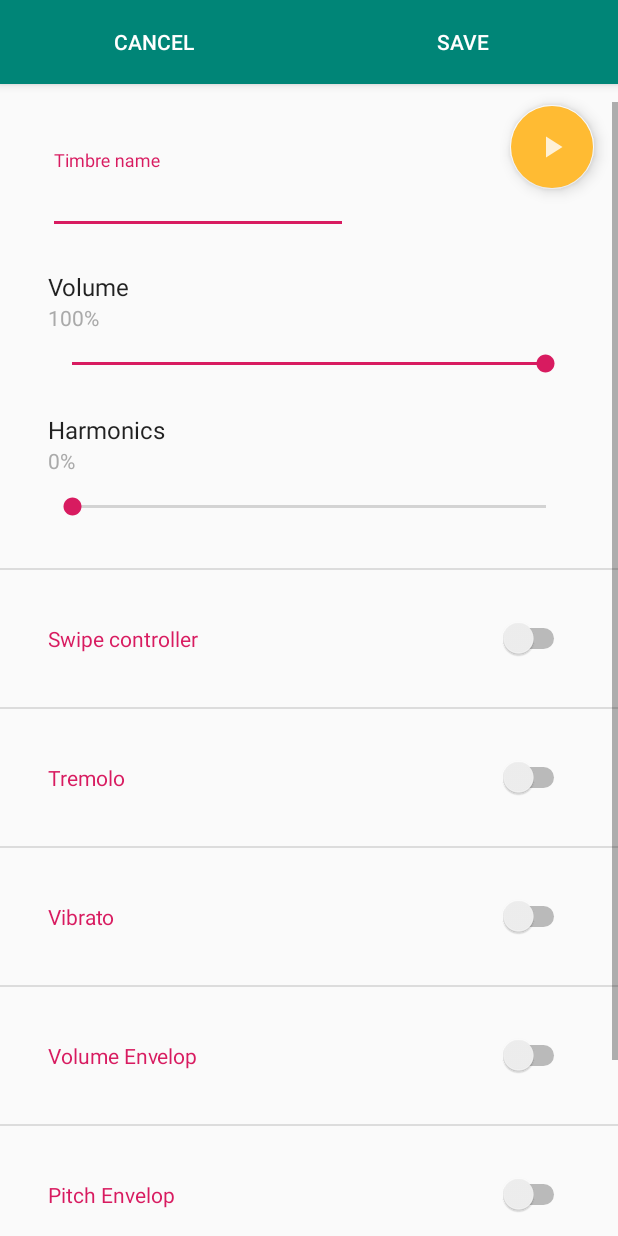
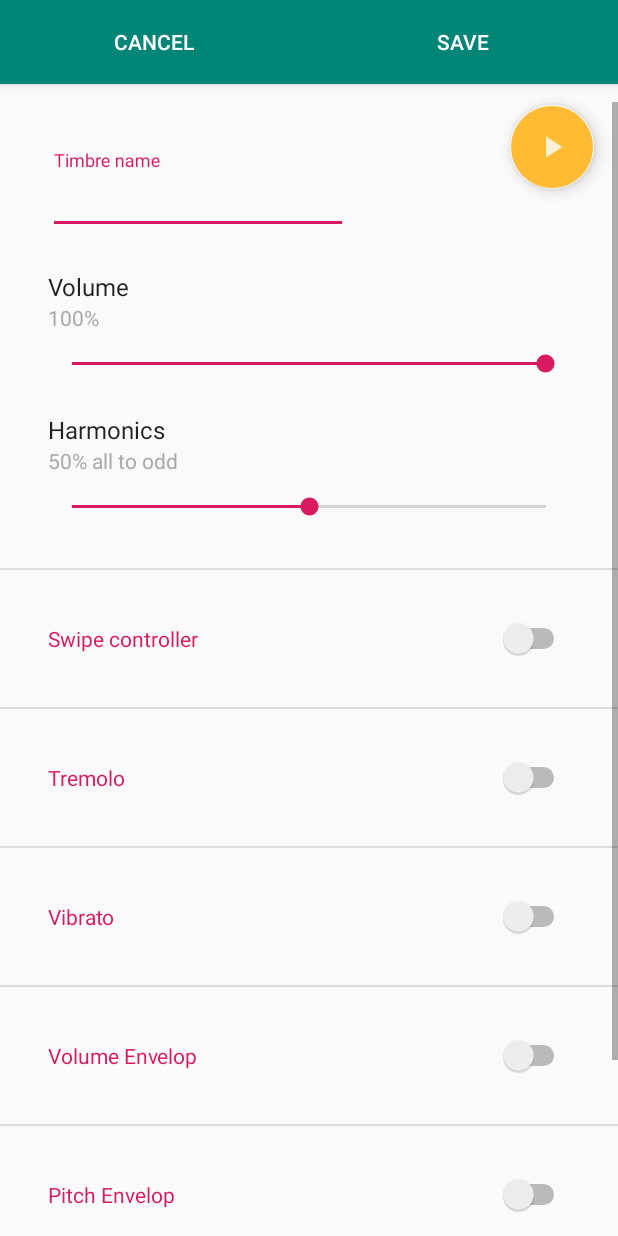
Before and after one commit to LIMUNIMI/phonharp, an Android app: the TimbreDetailFragment screen opened directly, with no data from a screen before it, on a phone screen of 412 x 824 dp. Run offline under Robolectric (Android 15) with nearby library versions, the phone set to English and light mode, and no system bars.

Commit message:
adjusted harmonics range, modified from all to odd

```diff
--- a/app/src/main/java/com/unimi/lim/hmi/entity/Timbre.java
+++ b/app/src/main/java/com/unimi/lim/hmi/entity/Timbre.java
@@ -19,7 +19,7 @@ public class Timbre implements Serializable {
     private String id;
     private String name;
     private int volume = 100;
-    private int harmonics = 0;
+    private int harmonics = 50;
     private Lfo tremolo;
     private Lfo vibrato;
     private Asr volumeAsr;
--- a/app/src/main/java/com/unimi/lim/hmi/synthetizer/jsyn/JsynSynthesizer.java
+++ b/app/src/main/java/com/unimi/lim/hmi/synthetizer/jsyn/JsynSynthesizer.java
@@ -93,7 +93,7 @@ public class JsynSynthesizer implements Synthesizer {
         volumeController = volMix2.inputA;
         pitchController = pitchMix2.inputA;
         harmonicsController = harmMix.inputB;
-        // Default value because is part of multiply operation
+        // Default value to 1 because is part of multiply operation
         volumeController.set(1);
 
         // Connect modules together
@@ -163,12 +163,13 @@ public class JsynSynthesizer implements Synthesizer {
                 0);
         // Note that values are divided by 100 because ui and stored ranges are 0-100 but jsyn range is 0-1
         // If harmonicsEnvelopAsr is not configured (is null) then initial and final values are set to harmonics
+        // 1 minus because stored value goes from 0 (all harmonics) to 100 (odd harmonics)
         harmonicsEnvelop.update(
-                (timbre.getHarmonicsAsr() != null ? timbre.getHarmonicsAsr().getInitialValue() : timbre.getHarmonics()) / 100f,
+                (1f - (timbre.getHarmonicsAsr() != null ? timbre.getHarmonicsAsr().getInitialValue() : timbre.getHarmonics()) / 100f),
                 TimbreUtils.safeAsrAttackTime(timbre.getHarmonicsAsr()),
-                timbre.getHarmonics() / 100f,
+                1f - timbre.getHarmonics() / 100f,
                 TimbreUtils.safeAsrReleaseTime(timbre.getHarmonicsAsr()),
-                (timbre.getHarmonicsAsr() != null ? timbre.getHarmonicsAsr().getFinalValue() : timbre.getHarmonics()) / 100f);
+                (1f - (timbre.getHarmonicsAsr() != null ? timbre.getHarmonicsAsr().getFinalValue() : timbre.getHarmonics()) / 100f));
     }
 
     @Override
--- a/app/src/main/java/com/unimi/lim/hmi/ui/fragment/TimbreDetailFragment.java
+++ b/app/src/main/java/com/unimi/lim/hmi/ui/fragment/TimbreDetailFragment.java
@@ -31,6 +31,10 @@ public class TimbreDetailFragment extends Fragment {
     private final Function<Integer, String> PERCENTAGE_DESCRIPTION = val -> String.format("%d%s", val, getResources().getString(R.string.percentage));
     private final Function<Integer, String> SEMITONE_DESCRIPTION = val -> String.format("%.0f %s", semitoneSeekToModel(val), getResources().getString(R.string.semitone));
     private final Function<Integer, String> HERTZ_DESCRIPTION = val -> String.format("%.1f%s", seekToModel(val), getResources().getString(R.string.hertz));
+    private final Function<Integer, String> HARMONICS_DESCRIPTION = val ->
+            val == 100 ? String.format("%s", getResources().getString(R.string.harmonics_odd)) :
+                    (val == 0 ? String.format("%s", getResources().getString(R.string.harmonics_all)) :
+                            String.format("%d%s %s", val, getResources().getString(R.string.percentage), getResources().getString(R.string.harmonics_all_to_odd)));
 
     public static Fragment newInstance() {
         return new TimbreDetailFragment();
@@ -74,7 +78,7 @@ public class TimbreDetailFragment extends Fragment {
 
         // Volume and Harmonics seek bar
         setupSeek(view, R.id.volume_seek, R.id.volume_text, 1, PERCENTAGE_DESCRIPTION, () -> timbre.getVolume(), val -> timbre.setVolume(val), onChange);
-        setupSeek(view, R.id.harmonics_seek, R.id.harmonics_text, 1, PERCENTAGE_DESCRIPTION, () -> timbre.getHarmonics(), val -> timbre.setHarmonics(val), onChange);
+        setupSeek(view, R.id.harmonics_seek, R.id.harmonics_text, 1, HARMONICS_DESCRIPTION, () -> timbre.getHarmonics(), val -> timbre.setHarmonics(val), onChange);
 
         // Switch
         setupSwitch(view, R.id.tremolo_enabled, R.id.tremolo_container,
@@ -114,8 +118,8 @@ public class TimbreDetailFragment extends Fragment {
                     timbre.setHarmonicsAsr(asr);
                     setupSeek(view, R.id.harmonics_asr_attack_seek, R.id.harmonics_asr_attack_text, 50, MILLIS_TO_SECONDS_DESCRIPTION, () -> modelToSeek(timbre.getHarmonicsAsr().getAttackTime()), val -> timbre.getHarmonicsAsr().setAttackTime(seekToModel(val)), onChange);
                     setupSeek(view, R.id.harmonics_asr_release_seek, R.id.harmonics_asr_release_text, 50, MILLIS_TO_SECONDS_DESCRIPTION, () -> modelToSeek(timbre.getHarmonicsAsr().getReleaseTime()), val -> timbre.getHarmonicsAsr().setReleaseTime(seekToModel(val)), onChange);
-                    setupSeek(view, R.id.harmonics_asr_init_seek, R.id.harmonics_asr_init_text, 1, PERCENTAGE_DESCRIPTION, () -> (int) timbre.getHarmonicsAsr().getInitialValue(), val -> timbre.getHarmonicsAsr().setInitialValue(val), onChange);
-                    setupSeek(view, R.id.harmonics_asr_final_seek, R.id.harmonics_asr_final_text, 1, PERCENTAGE_DESCRIPTION, () -> (int) timbre.getHarmonicsAsr().getFinalValue(), val -> timbre.getHarmonicsAsr().setFinalValue(val), onChange);
+                    setupSeek(view, R.id.harmonics_asr_init_seek, R.id.harmonics_asr_init_text, 1, HARMONICS_DESCRIPTION, () -> (int) timbre.getHarmonicsAsr().getInitialValue(), val -> timbre.getHarmonicsAsr().setInitialValue(val), onChange);
+                    setupSeek(view, R.id.harmonics_asr_final_seek, R.id.harmonics_asr_final_text, 1, HARMONICS_DESCRIPTION, () -> (int) timbre.getHarmonicsAsr().getFinalValue(), val -> timbre.getHarmonicsAsr().setFinalValue(val), onChange);
                 },
                 () -> timbre.setHarmonicsAsr(null), onChange);
         setupSwitch(view, R.id.swipe_control_enabled, R.id.swipe_control_container, timbre.getController1() != null || timbre.getController2() != null, () -> {
--- a/app/src/main/res/layout/fragment_timbre_detail.xml
+++ b/app/src/main/res/layout/fragment_timbre_detail.xml
@@ -427,7 +427,7 @@
                     android:layout_marginStart="@dimen/timbre_detail_component_margin"
                     android:layout_marginTop="@dimen/timbre_detail_component_margin"
                     android:layout_marginEnd="@dimen/timbre_detail_component_margin"
-                    android:text="@string/asr_initial_shift"
+                    android:text="@string/asr_initial_offset"
                     android:textAppearance="?attr/textAppearanceListItem" />
 
                 <TextView
@@ -479,7 +479,7 @@
                     android:layout_marginStart="@dimen/timbre_detail_component_margin"
                     android:layout_marginTop="@dimen/timbre_detail_component_margin"
                     android:layout_marginEnd="@dimen/timbre_detail_component_margin"
-                    android:text="@string/asr_final_shift"
+                    android:text="@string/asr_final_offset"
                     android:textAppearance="?attr/textAppearanceListItem" />
 
                 <TextView
--- a/app/src/main/res/values/strings.xml
+++ b/app/src/main/res/values/strings.xml
@@ -26,6 +26,9 @@
     <!-- TimbreEditActivity -->
     <string name="timbre_name">Timbre name</string>
     <string name="percentage">%</string>
+    <string name="harmonics_all">All</string>
+    <string name="harmonics_odd">Odd</string>
+    <string name="harmonics_all_to_odd">all to odd</string>
     <string name="seconds">s</string>
     <string name="semitone">semitone</string>
     <string name="hertz">Hz</string>
@@ -43,8 +46,8 @@
     <string name="harmonics_asr">Harmonics Envelop</string>
     <string name="asr_attack">Attack</string>
     <string name="asr_release">Release</string>
-    <string name="asr_initial_shift">Initial shift</string>
-    <string name="asr_final_shift">Final shift</string>
+    <string name="asr_initial_offset">Initial offset</string>
+    <string name="asr_final_offset">Final offset</string>
     <string name="asr_initial_value">Initial value</string>
     <string name="asr_final_value">Final value</string>
     <string name="cannot_delete_alert_message">This timbre is currently in use: select another preferred timbre and try again.</string>
```
